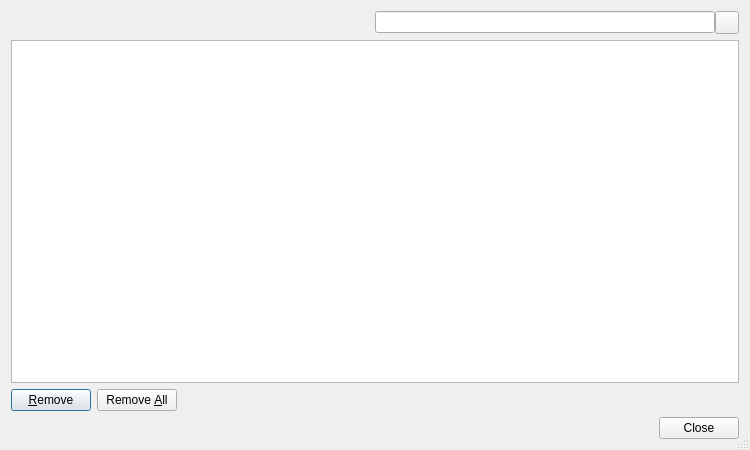
The window that Helpviewer/History/HistoryDialog.ui (testmana2/test) describes before a commit, drawn with Qt 5.
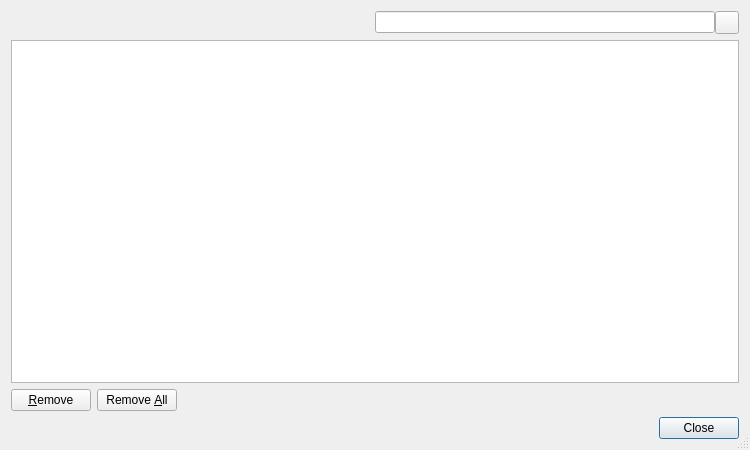
The same window after the commit. Custom widgets are drawn as their Qt base class.

The edit to the form file:
```diff
--- a/Helpviewer/History/HistoryDialog.ui
+++ b/Helpviewer/History/HistoryDialog.ui
@@ -84,6 +84,9 @@
        <property name="text">
         <string>&amp;Remove</string>
        </property>
+       <property name="autoDefault">
+        <bool>false</bool>
+       </property>
       </widget>
      </item>
      <item>
@@ -94,6 +97,9 @@
        <property name="text">
         <string>Remove &amp;All</string>
        </property>
+       <property name="autoDefault">
+        <bool>false</bool>
+       </property>
       </widget>
      </item>
      <item>
```
